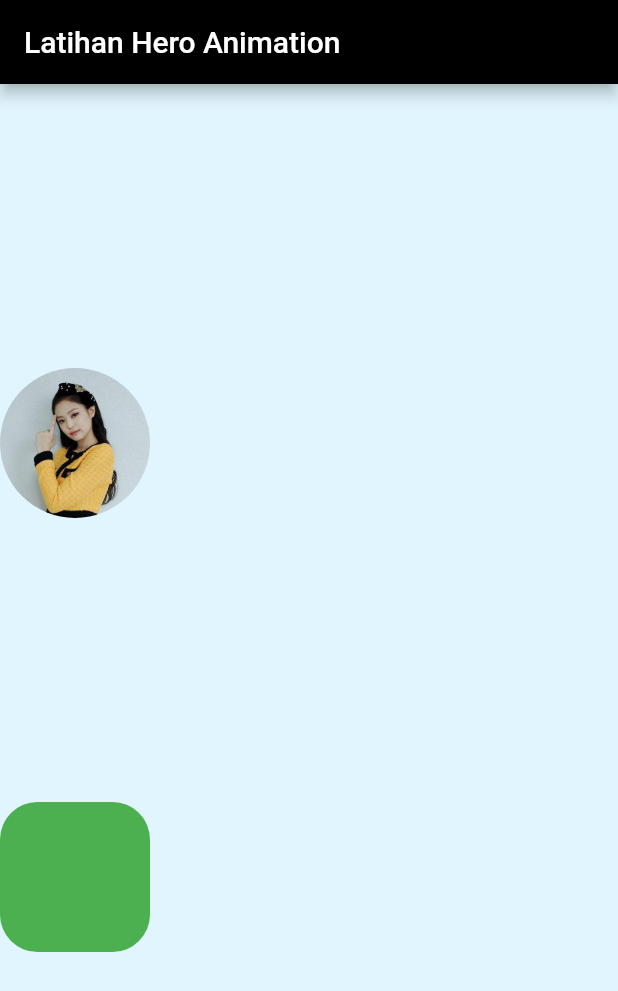
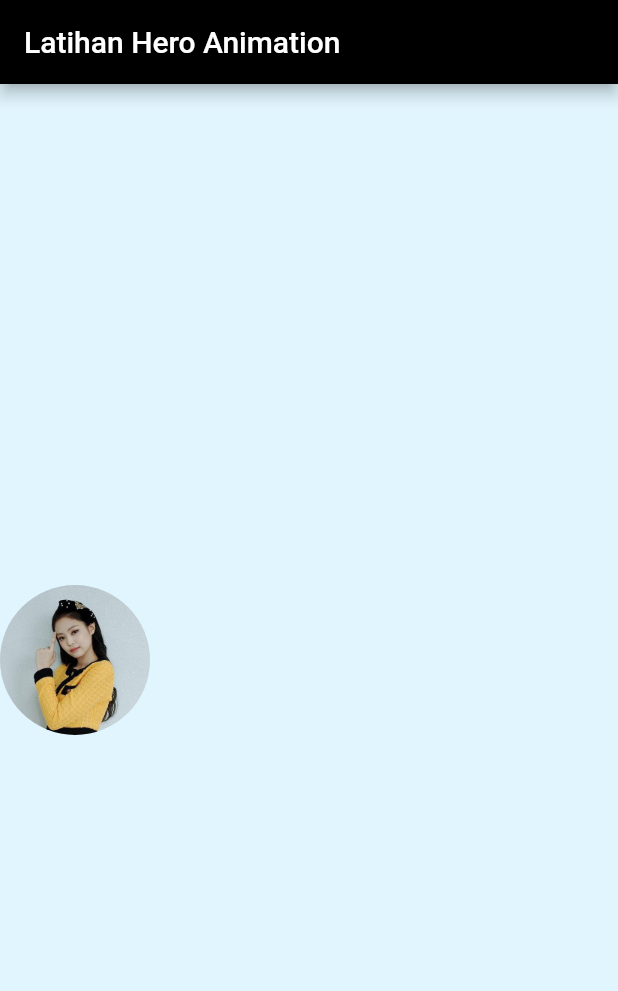
Before and after one commit to her0satr/flutter_basic, a Flutter app: the MainPage screen opened directly, on a phone screen of 412 x 824 dp. Shown: the top 991 px of the screen. Run offline on Flutter 3.47's test engine with Material 2 defaults, Android fonts, the phone set to English and light mode, and no system bars; our stand-ins replace audioplayers, qr_flutter; missing offline and left inert: permission, qrscan.

Commit message:
Update Page

```diff
--- a/lib/animation_hero.dart
+++ b/lib/animation_hero.dart
@@ -45,14 +45,6 @@ class MainPage extends StatelessWidget {
               }));
             },
           ),
-          Container(
-            decoration: new BoxDecoration(
-              color: Colors.green,
-              borderRadius: BorderRadius.circular(25.0),
-            ),
-            width: 100,
-            height: 100,
-          ),
         ],
       ),
     );
```
Also changed, not shown: lib/basic/flexible_layout.dart (+10 -3 lines).
